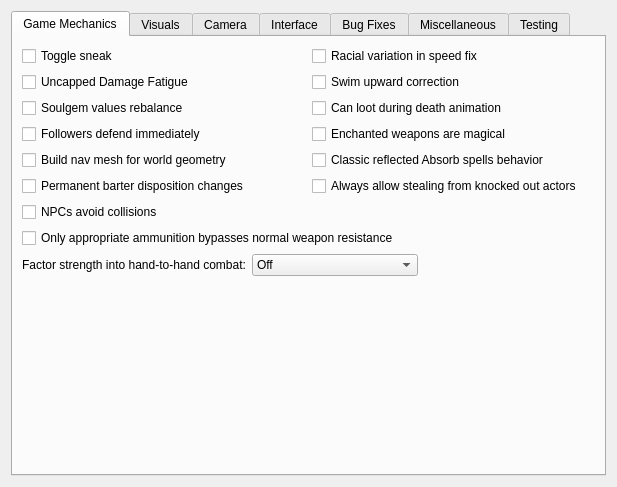
First picture: the form in files/ui/advancedpage.ui, repository sunhawken/openmw, before the edit.
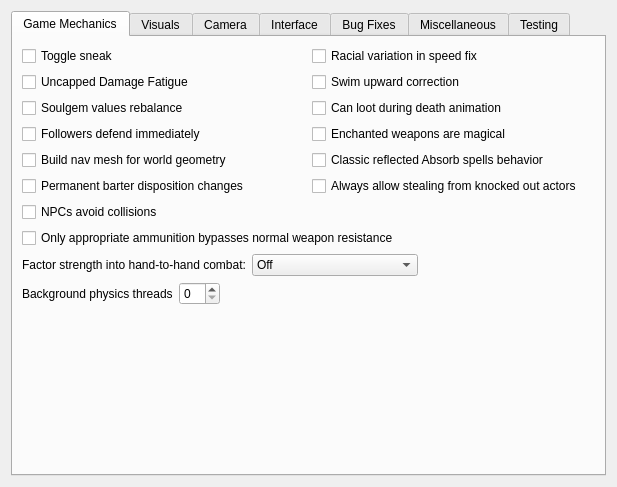
Second picture: the form after the edit.

Commit message: Document async physics settings Add an option to the launcher Update changelog

```diff
--- a/files/ui/advancedpage.ui
+++ b/files/ui/advancedpage.ui
@@ -211,6 +211,36 @@
          </item>
         </layout>
        </item>
+       <item>
+        <layout class="QHBoxLayout" name="horizontalPhysicsThreadsLayout">
+         <item>
+          <widget class="QLabel" name="physicsThreadsLabel">
+           <property name="toolTip">
+            <string>&lt;html&gt;&lt;head/&gt;&lt;body&gt;&lt;p&gt;How many threads will be spawned to compute physics update in the background. A value of 0 means that the update will be performed in the main thread.&lt;/p&gt;&lt;p&gt;A value greater than 1 requires the Bullet library be compiled with multithreading support.&lt;/p&gt;&lt;/body&gt;&lt;/html&gt;</string>
+           </property>
+           <property name="text">
+            <string>Background physics threads</string>
+           </property>
+          </widget>
+         </item>
+         <item>
+          <widget class="QSpinBox" name="physicsThreadsSpinBox"/>
+         </item>
+         <item>
+          <spacer name="horizontalSpacer_4">
+           <property name="orientation">
+            <enum>Qt::Horizontal</enum>
+           </property>
+           <property name="sizeHint" stdset="0">
+            <size>
+             <width>40</width>
+             <height>20</height>
+            </size>
+           </property>
+          </spacer>
+         </item>
+        </layout>
+       </item>
        <item>
         <spacer name="verticalSpacer_3">
          <property name="orientation">
```
The commit also changes 4 other files.
